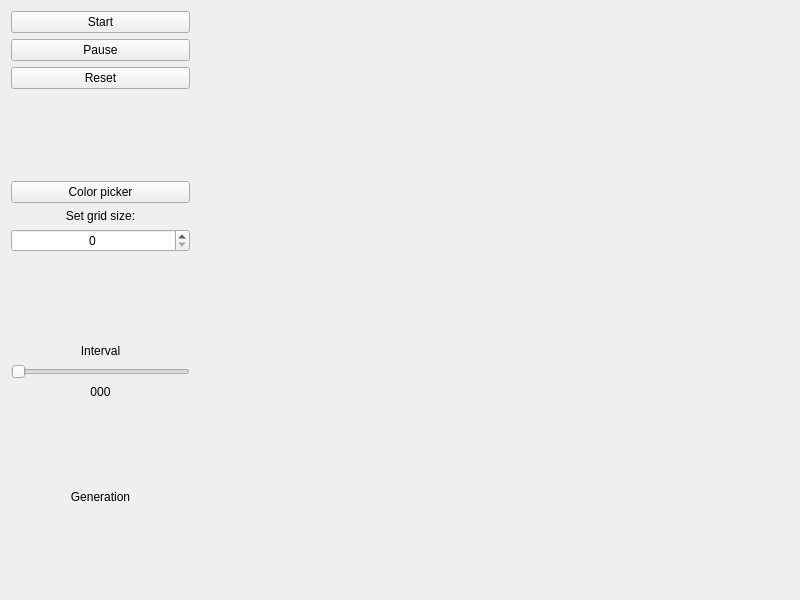
Qt form src/ui/forms/mainwindow.ui (bjorked/game-of-life) before a commit.
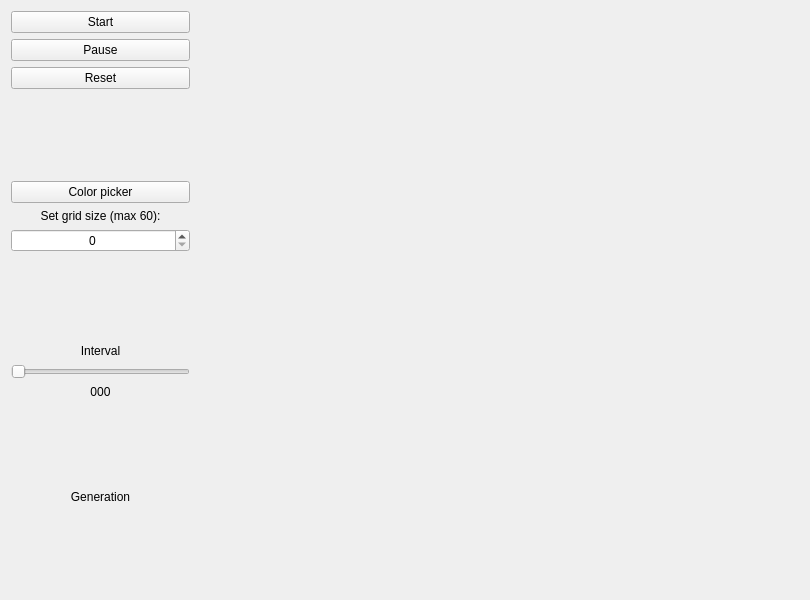
The same form after that commit.

The edit to the form file:
```diff
--- a/src/ui/forms/mainwindow.ui
+++ b/src/ui/forms/mainwindow.ui
@@ -6,7 +6,7 @@
    <rect>
     <x>0</x>
     <y>0</y>
-    <width>800</width>
+    <width>810</width>
     <height>600</height>
    </rect>
   </property>
@@ -17,7 +17,7 @@
    <widget class="QWidget" name="verticalLayoutWidget">
     <property name="geometry">
      <rect>
-      <x>200</x>
+      <x>210</x>
       <y>0</y>
       <width>601</width>
       <height>601</height>
@@ -79,7 +79,7 @@
      <item>
       <widget class="QLabel" name="label">
        <property name="text">
-        <string>Set grid size:</string>
+        <string>Set grid size (max 60):</string>
        </property>
        <property name="alignment">
         <set>Qt::AlignCenter</set>
```
